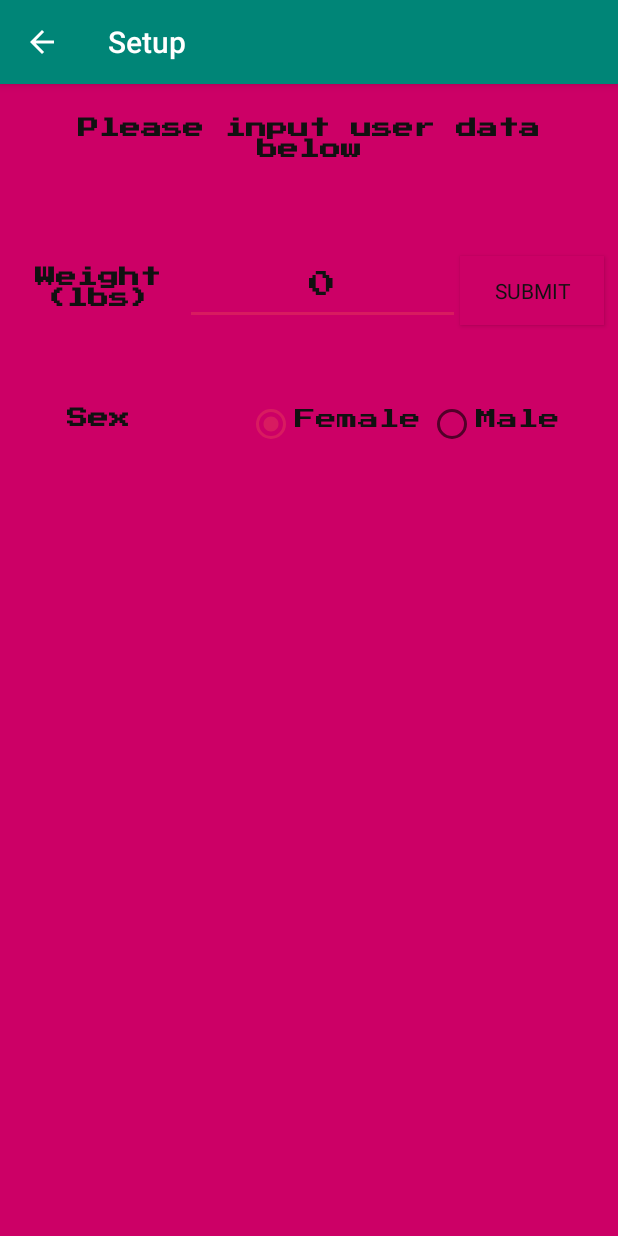
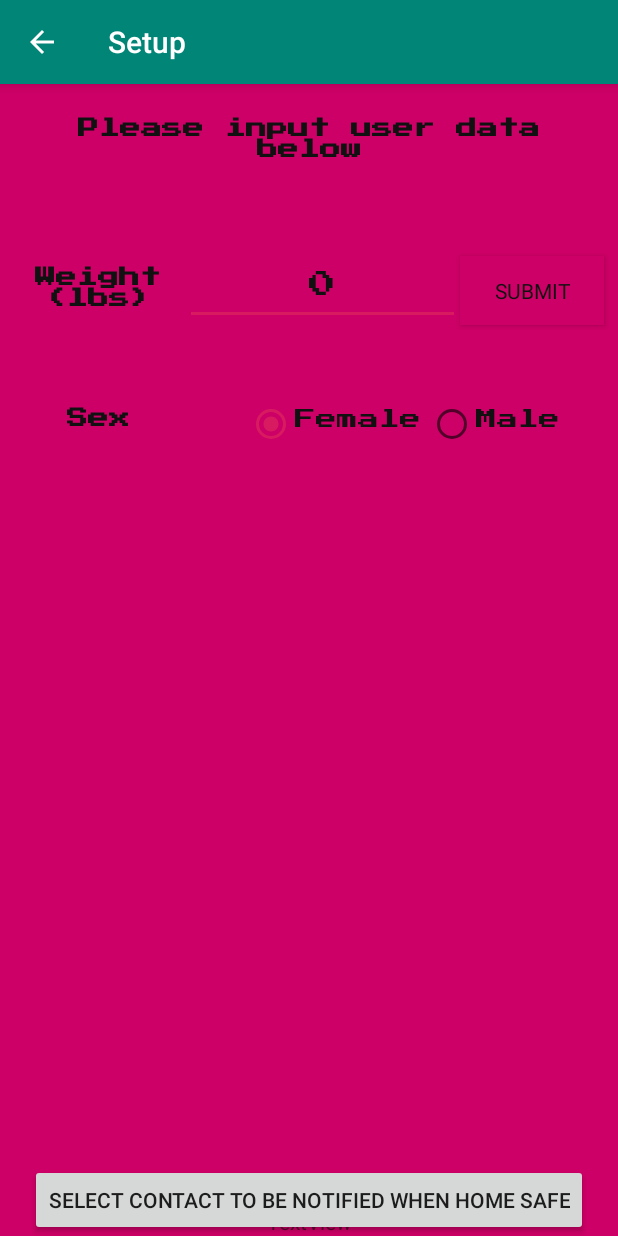
Before and after one commit to bengw99/PartyPal2, an Android app: the Setup screen opened directly, with no data from a screen before it, on a phone screen of 412 x 824 dp. Run offline under Robolectric (Android 15) with nearby library versions, the phone set to English and light mode, and no system bars; Roboto replaces fonts that are not available here.

Commit message:
added contact stuff

```diff
--- a/app/src/main/AndroidManifest.xml
+++ b/app/src/main/AndroidManifest.xml
@@ -1,6 +1,8 @@
 <?xml version="1.0" encoding="utf-8"?>
 <manifest xmlns:android="http://schemas.android.com/apk/res/android"
     package="partypal.partypal2">
+
+    <uses-permission android:name="android.permission.READ_CONTACTS"/>
 
     <application
         android:allowBackup="true"
--- a/app/src/main/res/layout/activity_setup.xml
+++ b/app/src/main/res/layout/activity_setup.xml
@@ -20,6 +20,24 @@
 
     </android.support.design.widget.AppBarLayout>
 
-    <include layout="@layout/content_setup" />
+    <include
+        android:id="@+id/include"
+        layout="@layout/content_setup" />
+
+    <Button
+        android:id="@+id/addcontactbutton"
+        android:layout_width="wrap_content"
+        android:layout_height="wrap_content"
+        android:text="Select Contact to be Notified When Home Safe"
+        app:layout_anchor="@+id/include"
+        app:layout_anchorGravity="bottom|center" />
+
+    <TextView
+        android:id="@+id/contactnumber"
+        android:layout_width="wrap_content"
+        android:layout_height="wrap_content"
+        android:text="TextView"
+        app:layout_anchor="@+id/include"
+        app:layout_anchorGravity="bottom|center" />
 
 </android.support.design.widget.CoordinatorLayout>
```
